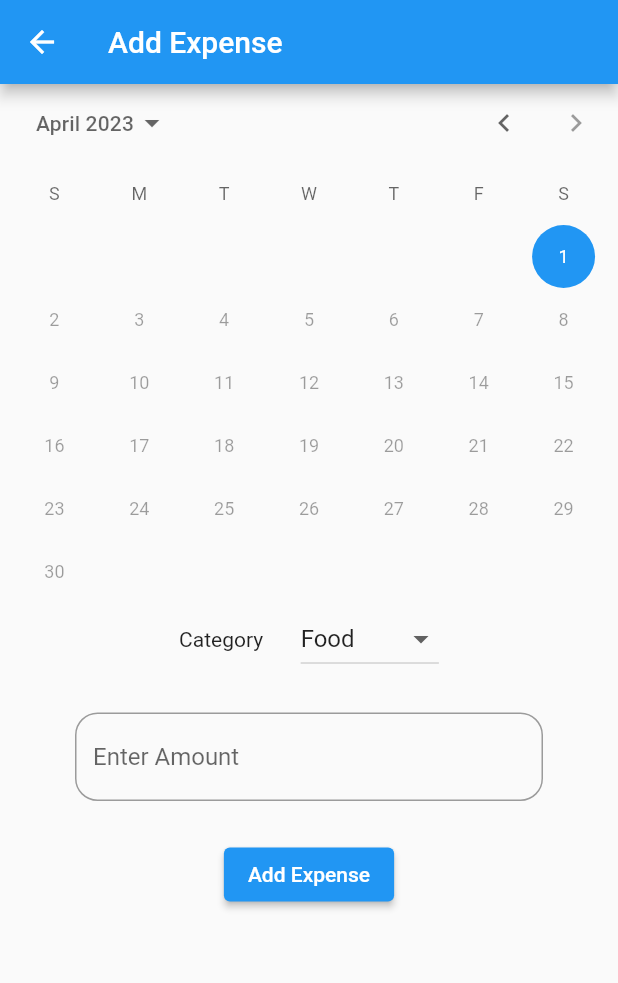
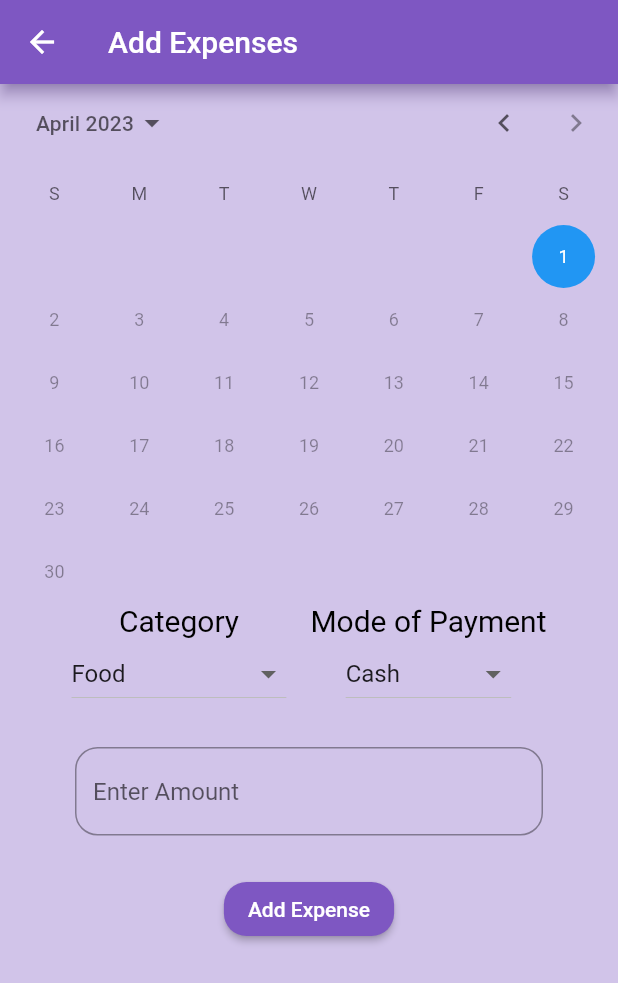
Before and after one commit to Raghav-2104/expense_tracker_flutter, a Flutter app: the screen it shows after launch, after a tap on the "add" icon, on a phone screen of 412 x 824 dp. Shown: the top 983 px of the screen. Run offline on Flutter 3.47's test engine with Material 2 defaults, Android fonts, the phone set to English and light mode, and no system bars; our stand-ins replace flutter_slidable, hive, hive_flutter; accounts and stored records are empty.

Commit message:
UI updated

```diff
--- a/lib/Database/Database.dart
+++ b/lib/Database/Database.dart
@@ -6,20 +6,22 @@ class Database {
   final _box=Hive.box('EXPENSETRACKER');
   List expense = [];
   //add to database
-  void addExpense(String category, String date, String amount) {
+  void addExpense(String category, String date, String amount,String modeOfPayment) {
     _box.add({
       'category': category,
       'date': date,
       'amount': amount,
+      'modeOfPayment':modeOfPayment
     });
   }
 
   //update database
-  void updateExpense(int index, String category, String date, String amount) {
+  void updateExpense(int index, String category, String date, String amount,String modeOfPayment) {
     _box.putAt(index, {
       'category': category,
       'date': date,
       'amount': amount,
+      'modeOfPayment':modeOfPayment
     });
   }
 
--- a/lib/Screens/AddDetails.dart
+++ b/lib/Screens/AddDetails.dart
@@ -15,8 +15,13 @@ class _AddDetailsState extends State<AddDetails> {
   final _box = Hive.box('EXPENSETRACKER');
   Database db = Database();
   //Category List
-  var category = ['Food', 'Groceries', 'Utilities', 'Others'];
+  var category = ['Food', 'Groceries', 'Utilities','Travel','Loan Repayment','Medicines','Others'];
   var categoryValue = 'Food';
+
+
+  //Mode of Payment List
+  var modeOfPayment = ['Cash', 'Card', 'UPI','Net Banking'];
+  var modeOfPaymentValue = 'Cash';
 
   //Date
   DateTime date = DateTime.now();
@@ -32,15 +37,18 @@ class _AddDetailsState extends State<AddDetails> {
     var selectedDate = '$day-$month-$year';
     // print(date);
     return Scaffold(
+      backgroundColor: Colors.deepPurple[100],
       appBar: AppBar(
-        title: Text('Add Expense'),
+        title: Text('Add Expenses'),
+        backgroundColor: Colors.deepPurple[400],
+        shadowColor: Colors.deepPurple[300],
       ),
       body: SingleChildScrollView(
         scrollDirection: Axis.vertical,
         child: Column(
+
           children: [
             //Calendar
-
             CalendarDatePicker(
                 initialDate: DateTime.now(),
                 firstDate: DateTime(2023),
@@ -59,10 +67,10 @@ class _AddDetailsState extends State<AddDetails> {
             Row(
               mainAxisAlignment: MainAxisAlignment.center,
               children: [
-                const Text('Category'),
-                const SizedBox(
-                  width: 25,
-                ),
+                Column(
+                  children: [
+
+                    const Text('Category',style: TextStyle(color: Colors.black, fontSize: 20)),
                     DropdownButton(
                       value: categoryValue,
                       items: category.map((String category) {
@@ -81,6 +89,33 @@ class _AddDetailsState extends State<AddDetails> {
                   ],
                 ),
 
+                const VerticalDivider(),
+
+                //DropDown for Mode of Payment
+                Column(
+                  children: [
+                    const Text('Mode of Payment',
+                        style: TextStyle(color: Colors.black, fontSize: 20)
+                    ),
+                    DropdownButton(
+                      value: modeOfPaymentValue,
+                      items: modeOfPayment.map((String modeOfPayment) {
+                        return DropdownMenuItem(
+                          value: modeOfPayment,
+                          child: Text(modeOfPayment),
+                        );
+                      }).toList(),
+                      onChanged: (value) {
+                        setState(() {
+                          modeOfPaymentValue = value!;
+                        });
+                      },
+                    ),
+                  ],
+                ),
+              ],
+            ),
+
             //Amount Textfield
             Padding(
               padding: const EdgeInsets.only(
@@ -90,6 +125,7 @@ class _AddDetailsState extends State<AddDetails> {
                   border: OutlineInputBorder(
                       borderRadius: BorderRadius.circular(15)),
                   hintText: 'Enter Amount',
+
                 ),
                 keyboardType: TextInputType.number,
                 onChanged: (value) {
@@ -102,6 +138,7 @@ class _AddDetailsState extends State<AddDetails> {
                     amount = value;
                   });
                 },
+
               ),
             ),
 
@@ -114,12 +151,22 @@ class _AddDetailsState extends State<AddDetails> {
                     'category': categoryValue,
                     'date': selectedDate.toString(),
                     'amount': amount,
+                    'modeOfPayment':modeOfPaymentValue,
                   });
                   });
-                  print(db.getExpense());
+                  // print(db.getExpense());
                   Navigator.pop(context);
                 },
-                child: Text('Add Expense')),
+                child: Text('Add Expense'),
+                style: ElevatedButton.styleFrom(
+                  primary: Colors.deepPurple[400],
+                  onPrimary: Colors.white,
+                  shape: RoundedRectangleBorder(
+                    borderRadius: BorderRadius.circular(15),
+                  ),
+                )
+            ),
+
           ],
         ),
       ),
--- a/lib/Screens/homepage.dart
+++ b/lib/Screens/homepage.dart
@@ -27,11 +27,12 @@ class _HomeState extends State<Home> {
         .toList()
         .where((expense) => expense['date'] == selectedDate)
         .toList();
+
     return Scaffold(
       appBar: AppBar(
-        backgroundColor: Colors.cyan[200],
-        foregroundColor: Colors.red[900],
-        title: const Text('Home Page'),
+        title: const Text('Expense Tracker'),
+        shadowColor: Colors.deepPurple[300],
+        backgroundColor: Colors.deepPurple[400],
         actions: [
           IconButton(
               onPressed: () {
@@ -45,6 +46,9 @@ class _HomeState extends State<Home> {
 
       //display all expenses from database
       body: Container(
+        decoration: BoxDecoration(
+          color: Colors.deepPurple[100],
+        ),
         child: Column(
           children: [
             CalendarDatePicker(
@@ -63,6 +67,7 @@ class _HomeState extends State<Home> {
             Expanded(
               // ignore: deprecated_member_use
               child: WatchBoxBuilder(
+
                 box: _box,
                 builder: (context, box) {
                   List<dynamic> expenses = box.values
@@ -71,7 +76,6 @@ class _HomeState extends State<Home> {
                       .toList();
                   return ListView.builder(
                     itemBuilder: (context, index) {
-                      print(_box.length);
                       return Slidable(
                         endActionPane: ActionPane(
                           motion: const ScrollMotion(),
@@ -80,17 +84,42 @@ class _HomeState extends State<Home> {
                                 onPressed: () {
                                   setState(() {
                                     db.deleteExpense(index);
-                                    print(_box.length);
                                   });
                                 },
                                 icon: Icon(Icons.delete)),
                           ],
                         ),
-                        child: Card(
-                          child: ListTile(
-                            title: Text(expenses[index]['category']),
-                            subtitle: Text(expenses[index]['date']),
-                            trailing: Text(expenses[index]['amount']),
+                        child: Padding(
+                          padding: const EdgeInsets.fromLTRB(25, 10, 25, 10),
+                          child: Card(
+                            color: Colors.yellow[100],
+                            child: ListTile(
+                              title: Text(expenses[index]['category'],
+                                  style: TextStyle(
+                                    fontSize: 20,
+                                      color: Colors.deepPurple,
+                                      fontWeight: FontWeight.bold
+                                      )
+                                    ),
+                              subtitle: Row(
+                                children: [
+                                  Text(expenses[index]['modeOfPayment'],
+                                      style: TextStyle(
+                                        fontSize: 16,
+                                          color: Colors.red[400],
+                                          fontWeight: FontWeight.bold,
+                                      ),
+                                    ),
+                                ],
+                              ),
+                              trailing: Text(expenses[index]['amount'],
+                                style: TextStyle(
+                                  fontSize: 20,
+                                  fontWeight: FontWeight.bold,
+                                  color: Colors.black
+                                ),
+                              ),
+                            ),
                           ),
                         ),
                       );
```
Lines whose indentation alone changed are shown as unchanged.
